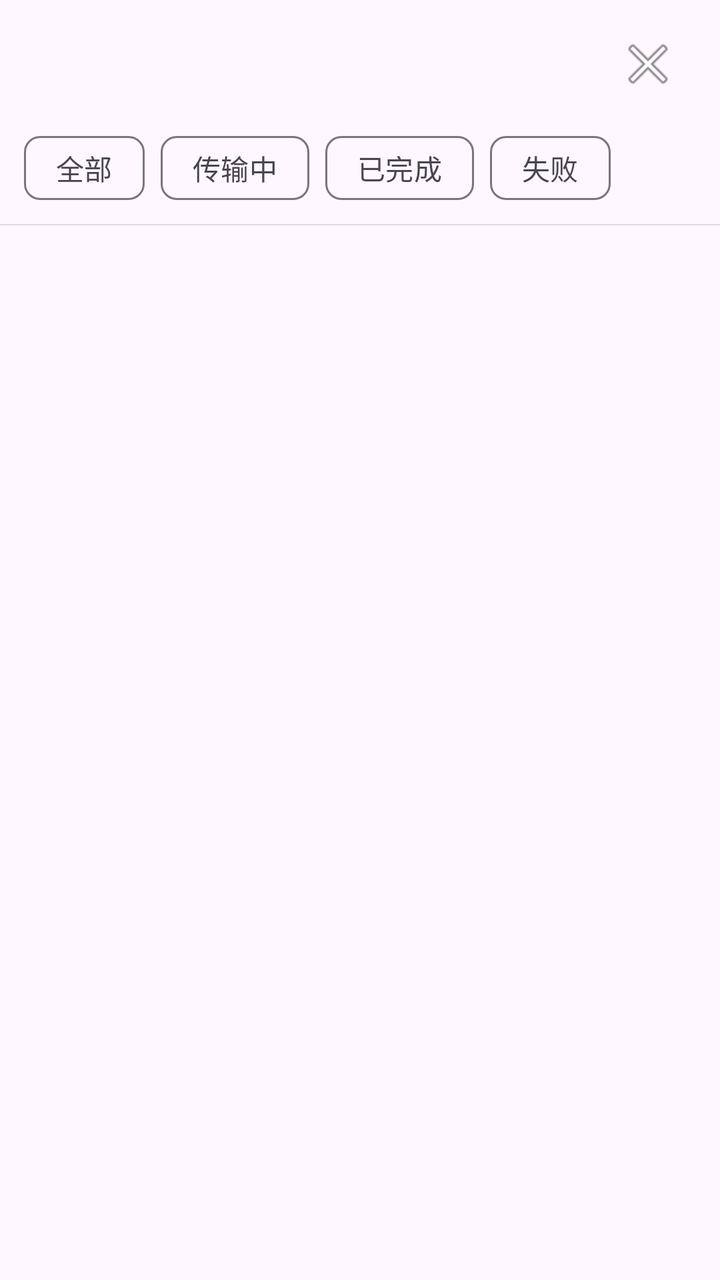
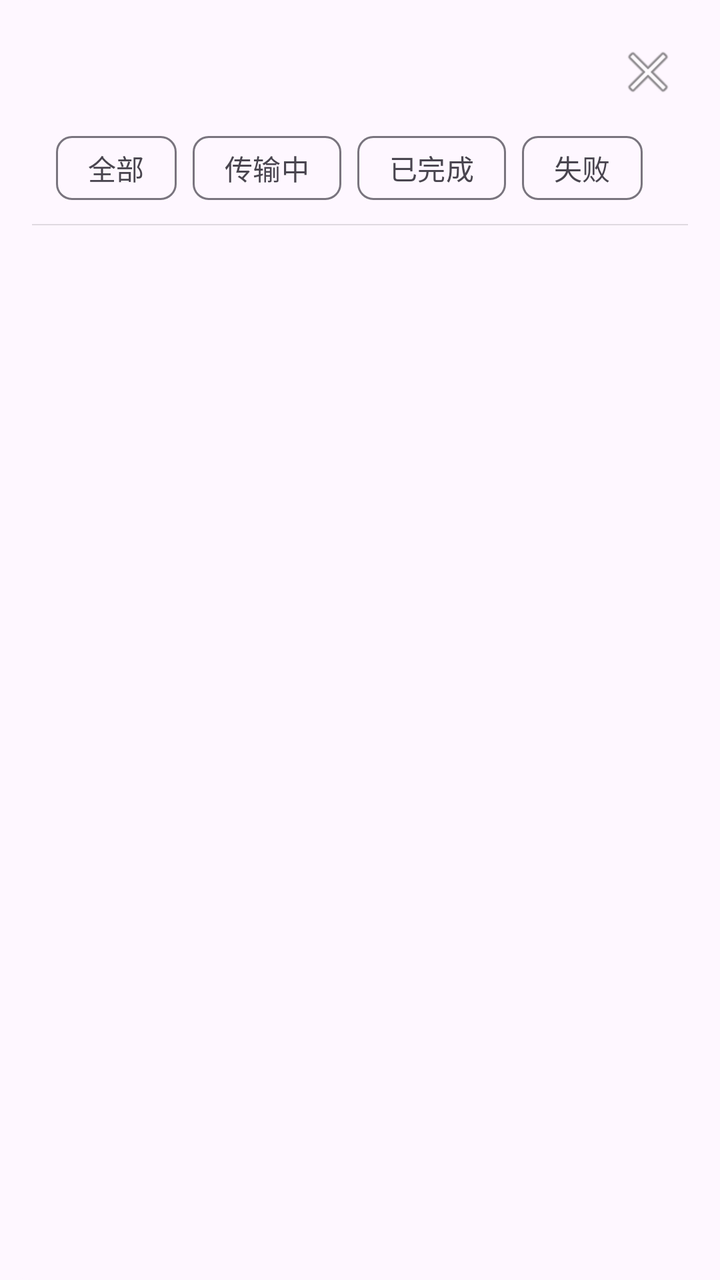

Before-and-after screenshots of an Android layout around one commit, followed by the original layout XML and the change that was made.
<!-- AndroidManifest.xml: application theme Theme.ShareToPC -->
<!-- res/layout/dialog_device_queue.xml -->
<?xml version="1.0" encoding="utf-8"?>
<LinearLayout xmlns:android="http://schemas.android.com/apk/res/android"
    xmlns:app="http://schemas.android.com/apk/res-auto"
    android:layout_width="match_parent"
    android:layout_height="match_parent"
    android:layout_margin="16dp"
    android:background="@drawable/bg_dialog"
    android:orientation="vertical"
    android:paddingTop="8dp">

    
    <LinearLayout
        android:layout_width="match_parent"
        android:layout_height="wrap_content"
        android:gravity="center_vertical"
        android:orientation="horizontal"
        android:paddingHorizontal="16dp"
        android:paddingVertical="4dp">

        <TextView
            android:id="@+id/tvDialogTitle"
            android:layout_width="0dp"
            android:layout_height="wrap_content"
            android:layout_weight="1"
            android:textSize="18sp"
            android:textStyle="bold" />

        <ImageButton
            android:id="@+id/btnClose"
            android:layout_width="40dp"
            android:layout_height="40dp"
            android:background="?attr/selectableItemBackgroundBorderless"
            android:contentDescription="@string/close"
            android:src="@android:drawable/ic_menu_close_clear_cancel" />
    </LinearLayout>

    
    <com.google.android.material.chip.ChipGroup
        android:id="@+id/chipGroup"
        android:layout_width="match_parent"
        android:layout_height="wrap_content"
        android:layout_marginTop="4dp"
        android:layout_marginBottom="4dp"
        android:paddingHorizontal="12dp"
        app:selectionRequired="true"
        app:singleSelection="true">

        <com.google.android.material.chip.Chip
            android:id="@+id/chipAll"
            style="@style/Widget.Material3.Chip.Filter"
            android:layout_width="wrap_content"
            android:layout_height="wrap_content"
            android:text="@string/filter_all" />

        <com.google.android.material.chip.Chip
            android:id="@+id/chipTransferring"
            style="@style/Widget.Material3.Chip.Filter"
            android:layout_width="wrap_content"
            android:layout_height="wrap_content"
            android:text="@string/filter_transferring" />

        <com.google.android.material.chip.Chip
            android:id="@+id/chipCompleted"
            style="@style/Widget.Material3.Chip.Filter"
            android:layout_width="wrap_content"
            android:layout_height="wrap_content"
            android:text="@string/filter_completed" />

        <com.google.android.material.chip.Chip
            android:id="@+id/chipFailed"
            style="@style/Widget.Material3.Chip.Filter"
            android:layout_width="wrap_content"
            android:layout_height="wrap_content"
            android:text="@string/filter_failed" />
    </com.google.android.material.chip.ChipGroup>

    <View
        android:layout_width="match_parent"
        android:layout_height="0.5dp"
        android:background="?android:attr/listDivider" />

    
    <androidx.recyclerview.widget.RecyclerView
        android:id="@+id/rvTaskList"
        android:layout_width="match_parent"
        android:layout_height="0dp"
        android:layout_weight="1" />

    
    <TextView
        android:id="@+id/tvEmpty"
        android:layout_width="match_parent"
        android:layout_height="0dp"
        android:layout_weight="1"
        android:gravity="center"
        android:text="@string/queue_empty"
        android:textColor="?android:attr/textColorSecondary"
        android:textSize="15sp"
        android:visibility="gone" />

</LinearLayout>
<!-- resources referenced by this layout -->
<resources>
  <!-- drawable bg_dialog (drawable) -->
  <?xml version="1.0" encoding="utf-8"?>
  <shape xmlns:android="http://schemas.android.com/apk/res/android">
      <solid android:color="?attr/colorSurface" />
      <corners android:radius="16dp" />
  </shape>
  <string name="close">关闭</string>
  <string name="filter_all">全部</string>
  <string name="filter_completed">已完成</string>
  <string name="filter_failed">失败</string>
  <string name="filter_transferring">传输中</string>
  <string name="queue_empty">暂无任务</string>
  <style name="Theme.ShareToPC" parent="Base.Theme.ShareToPC" />
  <style name="Base.Theme.ShareToPC" parent="Theme.Material3.DayNight.NoActionBar">
          
          
      </style>
</resources>

<!-- the commit's change to res/layout/dialog_device_queue.xml (unified diff, before → after) -->
@@ -6,7 +6,7 @@
     android:layout_margin="16dp"
     android:background="@drawable/bg_dialog"
     android:orientation="vertical"
-    android:paddingTop="8dp">
+    android:padding="16dp">
 
     
     <LinearLayout
@@ -14,8 +14,8 @@
         android:layout_height="wrap_content"
         android:gravity="center_vertical"
         android:orientation="horizontal"
-        android:paddingHorizontal="16dp"
-        android:paddingVertical="4dp">
+        android:paddingHorizontal="0dp"
+        android:paddingVertical="0dp">
 
         <TextView
             android:id="@+id/tvDialogTitle"
